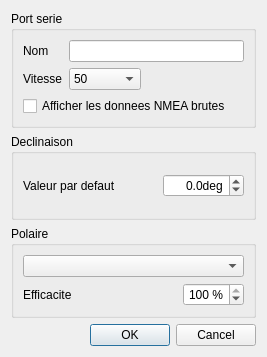
This is src/Ui/realBoatConfig.ui in nohal/qtVlm as Qt 5 draws it before an edit. The edited form follows.
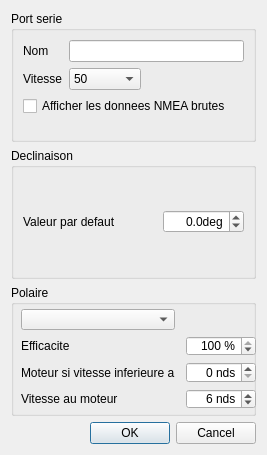
This is the edited form.

Commit message: RealBoat: Add option for mixed routing sails & engine various fixes, including a bad memory leak Correctly restore zoom at startup

The edit to the form file:
```diff
--- a/src/Ui/realBoatConfig.ui
+++ b/src/Ui/realBoatConfig.ui
@@ -7,7 +7,7 @@
     <x>0</x>
     <y>0</y>
     <width>267</width>
-    <height>357</height>
+    <height>455</height>
    </rect>
   </property>
   <property name="windowTitle">
@@ -221,37 +221,44 @@
      <property name="title">
       <string>Polaire</string>
      </property>
-     <layout class="QVBoxLayout" name="verticalLayout">
-      <item>
+     <widget class="QWidget" name="">
+      <property name="geometry">
+       <rect>
+        <x>10</x>
+        <y>24</y>
+        <width>235</width>
+        <height>100</height>
+       </rect>
+      </property>
+      <layout class="QGridLayout" name="gridLayout">
+       <item row="0" column="0">
        <widget class="QComboBox" name="polarList">
         <property name="enabled">
          <bool>true</bool>
         </property>
        </widget>
       </item>
-      <item>
-       <layout class="QHBoxLayout" name="horizontalLayout">
-        <item>
+       <item row="1" column="0">
          <widget class="QLabel" name="label_4">
           <property name="text">
            <string>Efficacite</string>
           </property>
          </widget>
         </item>
-        <item>
+       <item row="1" column="1">
          <spacer name="horizontalSpacer">
           <property name="orientation">
            <enum>Qt::Horizontal</enum>
           </property>
           <property name="sizeHint" stdset="0">
            <size>
-            <width>40</width>
-            <height>20</height>
+           <width>27</width>
+           <height>17</height>
            </size>
           </property>
          </spacer>
         </item>
-        <item>
+       <item row="1" column="2">
          <widget class="QSpinBox" name="polarEfficiency">
           <property name="alignment">
            <set>Qt::AlignRight|Qt::AlignTrailing|Qt::AlignVCenter</set>
@@ -270,9 +277,86 @@
           </property>
          </widget>
         </item>
-       </layout>
-      </item>
-     </layout>
+       <item row="2" column="0">
+        <widget class="QLabel" name="label_5">
+         <property name="text">
+          <string>Moteur si vitesse inferieure a</string>
+         </property>
+        </widget>
+       </item>
+       <item row="2" column="1">
+        <spacer name="horizontalSpacer_3">
+         <property name="orientation">
+          <enum>Qt::Horizontal</enum>
+         </property>
+         <property name="sizeHint" stdset="0">
+          <size>
+           <width>27</width>
+           <height>17</height>
+          </size>
+         </property>
+        </spacer>
+       </item>
+       <item row="2" column="2">
+        <widget class="QSpinBox" name="minSpeedForEngine">
+         <property name="alignment">
+          <set>Qt::AlignRight|Qt::AlignTrailing|Qt::AlignVCenter</set>
+         </property>
+         <property name="suffix">
+          <string> nds</string>
+         </property>
+         <property name="minimum">
+          <number>0</number>
+         </property>
+         <property name="maximum">
+          <number>100</number>
+         </property>
+         <property name="value">
+          <number>0</number>
+         </property>
+        </widget>
+       </item>
+       <item row="3" column="0">
+        <widget class="QLabel" name="label_6">
+         <property name="text">
+          <string>Vitesse au moteur</string>
+         </property>
+        </widget>
+       </item>
+       <item row="3" column="1">
+        <spacer name="horizontalSpacer_4">
+         <property name="orientation">
+          <enum>Qt::Horizontal</enum>
+         </property>
+         <property name="sizeHint" stdset="0">
+          <size>
+           <width>40</width>
+           <height>20</height>
+          </size>
+         </property>
+        </spacer>
+       </item>
+       <item row="3" column="2">
+        <widget class="QSpinBox" name="speedWithEngine">
+         <property name="alignment">
+          <set>Qt::AlignRight|Qt::AlignTrailing|Qt::AlignVCenter</set>
+         </property>
+         <property name="suffix">
+          <string> nds</string>
+         </property>
+         <property name="minimum">
+          <number>0</number>
+         </property>
+         <property name="maximum">
+          <number>100</number>
+         </property>
+         <property name="value">
+          <number>6</number>
+         </property>
+        </widget>
+       </item>
+      </layout>
+     </widget>
     </widget>
    </item>
    <item>
```
Left out of the diff: 2 changed lines with no effect on the pictures. Lines whose indentation alone changed are shown as unchanged. The commit also changes 22 other files.
